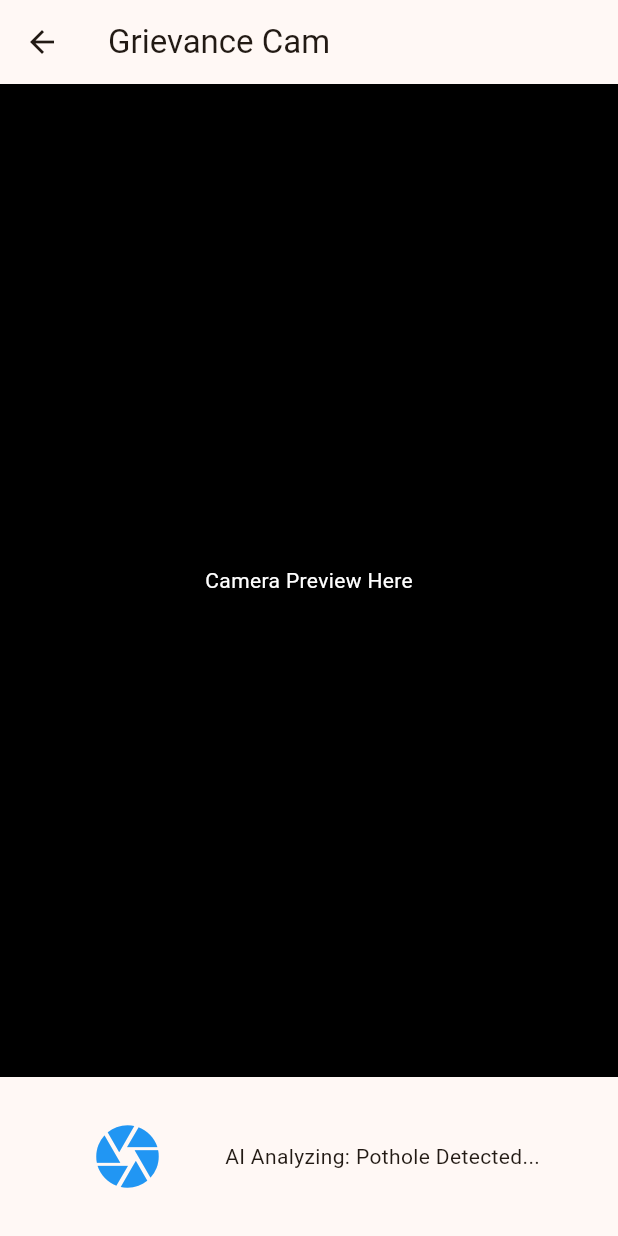
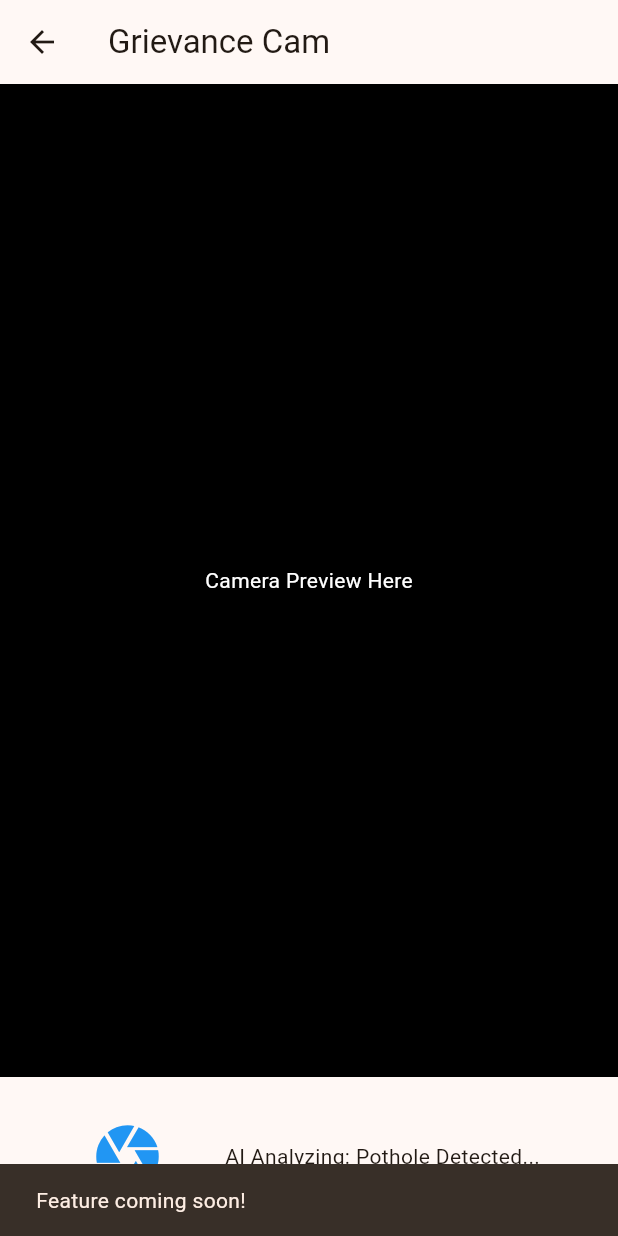
Before and after one commit to shadowcleets-new/CivicOS, a Flutter app: the GrievanceScreen screen opened directly, after a tap on the "camera" icon, on a phone screen of 412 x 824 dp. Run offline on Flutter 3.47's test engine with Material 3 defaults, Android fonts, the phone set to English and light mode, and no system bars.

Commit message:
Add SnackBar feedback for stubbed camera capture button
Added a 'Feature coming soon' SnackBar to the camera capture button in the Grievance screen to prevent silent failures.

```diff
--- a/frontend/lib/screens/grievance_screen.dart
+++ b/frontend/lib/screens/grievance_screen.dart
@@ -24,7 +24,11 @@ class GrievanceScreen extends StatelessWidget {
               mainAxisAlignment: MainAxisAlignment.spaceEvenly,
               children: [
                 IconButton(
-                  onPressed: () {},
+                  onPressed: () {
+                    ScaffoldMessenger.of(context).showSnackBar(
+                      const SnackBar(content: Text('Feature coming soon!')),
+                    );
+                  },
                   tooltip: 'Capture grievance photo',
                   icon: const Icon(Icons.camera, size: 50, color: Colors.blue)
                 ),
```
Also changed, not shown: 1 other file.
